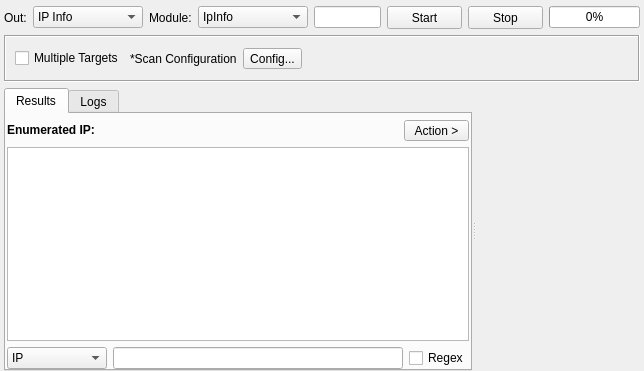
Before: the Qt Designer form sub3suite/src/enums/ip/IpEnum.ui in 3nock/OTE, drawn with Qt 5.
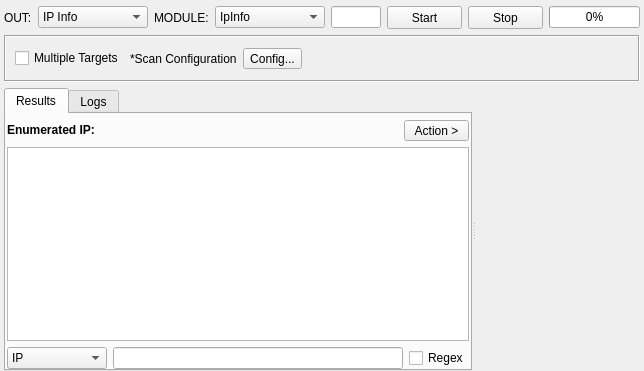
After: the same form once the commit is applied. Custom widgets are drawn as their Qt base class.

The edit to the form file:
```diff
--- a/sub3suite/src/enums/ip/IpEnum.ui
+++ b/sub3suite/src/enums/ip/IpEnum.ui
@@ -31,7 +31,7 @@
      <item>
       <widget class="QLabel" name="labelOut">
        <property name="text">
-        <string>Out:</string>
+        <string>OUT:</string>
        </property>
       </widget>
      </item>
@@ -58,7 +58,7 @@
      <item>
       <widget class="QLabel" name="labelModule">
        <property name="text">
-        <string>Module:</string>
+        <string>MODULE:</string>
        </property>
       </widget>
      </item>
```
Left out of the diff: 7 changed lines with no effect on the pictures.
